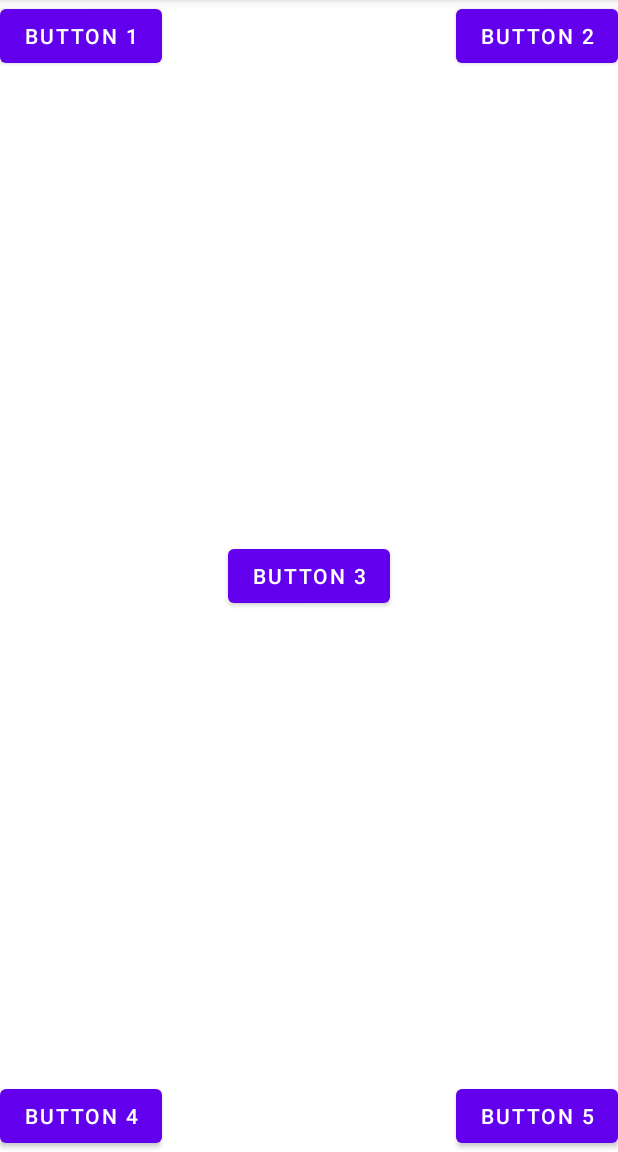
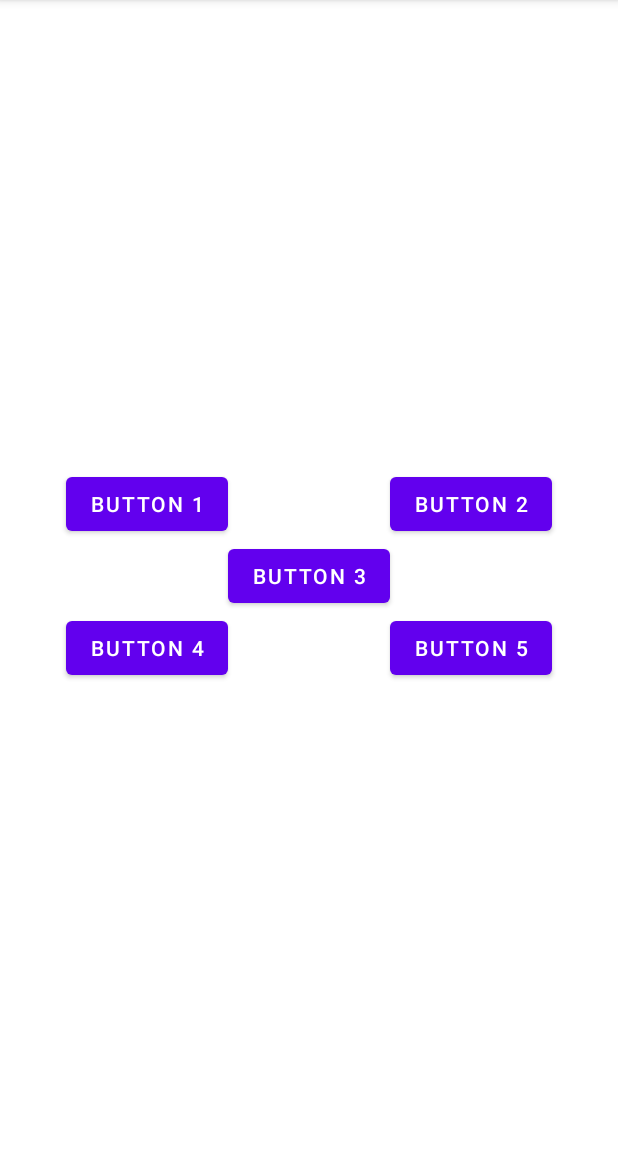
Before and after one commit to GengJian/Awesome-android-kotlin, an Android app: the screen it shows after launch (MainActivity), on a phone screen of 412 x 824 dp, the part 84-1236 px from its top. Run offline under Robolectric (Android 15) with nearby library versions, the phone set to English and light mode, and no system bars.

Commit message:
Layout - 相对同级控件布局

```diff
--- a/uilayouttest/src/main/res/layout/activity_main.xml
+++ b/uilayouttest/src/main/res/layout/activity_main.xml
@@ -8,20 +8,7 @@
     tools:context=".MainActivity">
 
     <Button
-        android:layout_width="wrap_content"
-        android:layout_height="wrap_content"
-        android:layout_alignParentLeft="true"
-        android:layout_alignParentTop="true"
-        android:text="button 1" />
-
-    <Button
-        android:layout_width="wrap_content"
-        android:layout_height="wrap_content"
-        android:layout_alignParentRight="true"
-        android:layout_alignParentTop="true"
-        android:text="button 2" />
-
-    <Button
+        android:id="@+id/button3"
         android:layout_width="wrap_content"
         android:layout_height="wrap_content"
         android:layout_centerInParent="true"
@@ -30,17 +17,29 @@
     <Button
         android:layout_width="wrap_content"
         android:layout_height="wrap_content"
-        android:layout_alignParentBottom="true"
-        android:layout_alignParentLeft="true"
+        android:layout_above="@+id/button3"
+        android:layout_toLeftOf="@+id/button3"
+        android:text="button 1" />
+
+    <Button
+        android:layout_width="wrap_content"
+        android:layout_height="wrap_content"
+        android:layout_above="@+id/button3"
+        android:layout_toRightOf="@+id/button3"
+        android:text="button 2" />
+
+    <Button
+        android:layout_width="wrap_content"
+        android:layout_height="wrap_content"
+        android:layout_below="@+id/button3"
+        android:layout_toLeftOf="@+id/button3"
         android:text="button 4" />
 
     <Button
         android:layout_width="wrap_content"
         android:layout_height="wrap_content"
-        android:layout_alignParentRight="true"
-        android:layout_alignParentBottom="true"
+        android:layout_below="@+id/button3"
+        android:layout_toRightOf="@+id/button3"
         android:text="button 5" />
 
-
-
 </RelativeLayout>
```
